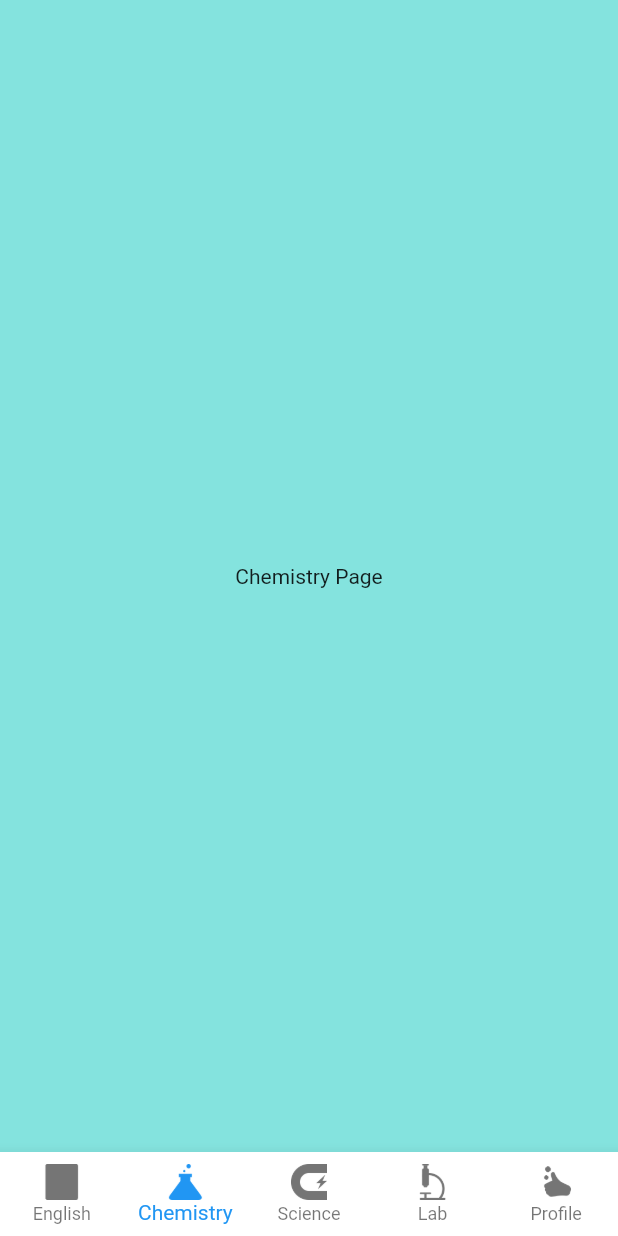
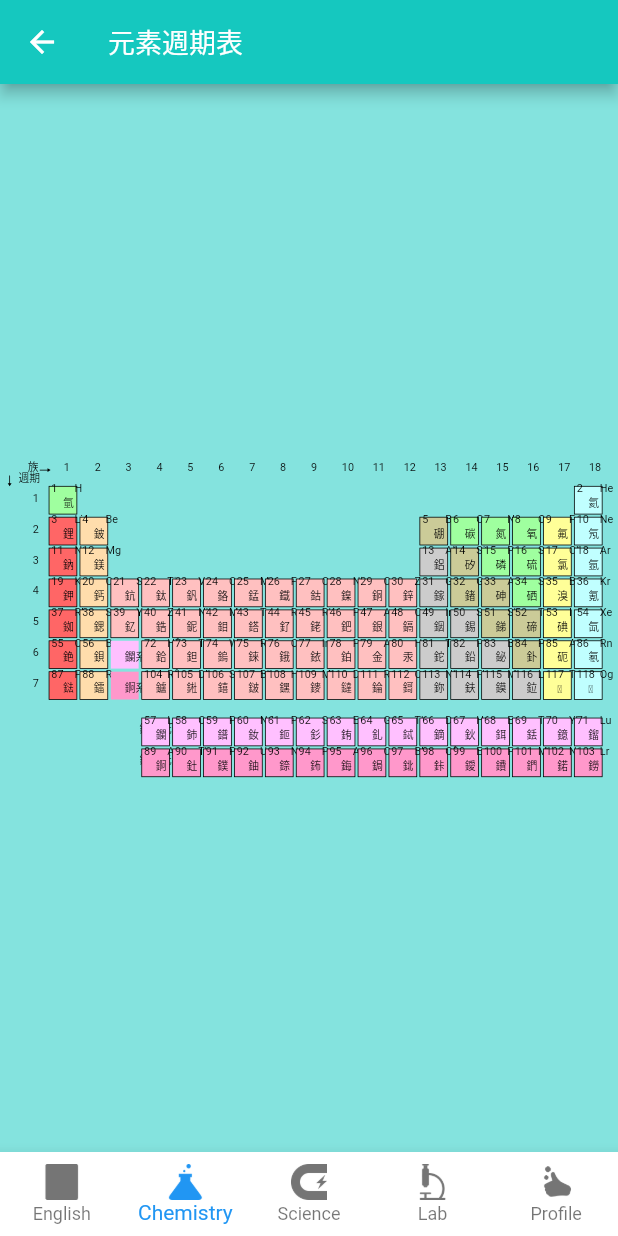
Before and after one commit to nelsonchung/helpyouimproveenglish, a Flutter app: the MainPage screen opened by its route, item 2 of the bottom bar chosen, on a phone screen of 412 x 824 dp. Run offline on Flutter 3.47's test engine with Material 2 defaults, Android fonts, the phone set to English and light mode, and no system bars; our stand-ins replace flutter_svg, sqflite; accounts and stored records are empty.

Commit message:
1. 修改package name from "com.example.helpyouimproveenglish" to "com.nelsonchung.helpyouimproveenglish" 2. 加上元素週期表

```diff
--- /dev/null
+++ b/lib/chemistry_page.dart
@@ -0,0 +1,22 @@
+import 'package:flutter/material.dart';
+import 'package:flutter_svg/flutter_svg.dart';
+
+class ChemistryPage extends StatelessWidget {
+  const ChemistryPage({Key? key}) : super(key: key);
+
+  @override
+  Widget build(BuildContext context) {
+    return Scaffold(
+      appBar: AppBar(
+        title: const Text('元素週期表'),
+      ),
+      body: Center(
+        child: SvgPicture.asset(
+          'assets/Periodic_table_zh-tw.svg',
+          width: MediaQuery.of(context).size.width, // 調整寬度以適應螢幕
+          height: MediaQuery.of(context).size.height, // 調整高度以適應螢幕
+        ),
+      ),
+    );
+  }
+}
--- a/lib/main_page.dart
+++ b/lib/main_page.dart
@@ -1,5 +1,6 @@
 import 'package:flutter/material.dart';
 import 'english_page.dart';
+import 'chemistry_page.dart';
 
 class MainPage extends StatefulWidget {
   const MainPage({Key? key}) : super(key: key);
@@ -14,7 +15,7 @@ class _MainPageState extends State<MainPage> {
 
   static const List<Widget> _widgetOptions = <Widget>[
     EnglishPage(),
-    Text('Chemistry Page'),
+    ChemistryPage(),
     Text('Science Page'),
     Text('Lab Page'),
     Text('Profile Page'),
--- a/pubspec.yaml
+++ b/pubspec.yaml
@@ -16,7 +16,7 @@ publish_to: 'none' # Remove this line if you wish to publish to pub.dev
 # https://developer.apple.com/library/archive/documentation/General/Reference/InfoPlistKeyReference/Articles/CoreFoundationKeys.html
 # In Windows, build-name is used as the major, minor, and patch parts
 # of the product and file versions while build-number is used as the build suffix.
-version: 1.0.0+1
+version: 0.0.3+1
 
 environment:
   sdk: '>=3.0.5 <4.0.0'
@@ -39,6 +39,7 @@ dependencies:
   # Nelson Added
   sqflite: ^2.0.0+4
   path: ^1.8.0
+  flutter_svg: ^2.0.7
 
 
 dev_dependencies:
@@ -70,6 +71,7 @@ flutter:
     - assets/science_icon.png
     - assets/laboratory_icon.png
     - assets/personal_icon.png
+    - assets/Periodic_table_zh-tw.svg
   #   - images/a_dot_burr.jpeg
   #   - images/a_dot_ham.jpeg
 
```
Also changed, not shown: lib/english_page.dart (+5 -5 lines), assets/Periodic_table_zh-tw.svg (added), pubspec.lock, 2 other files.
